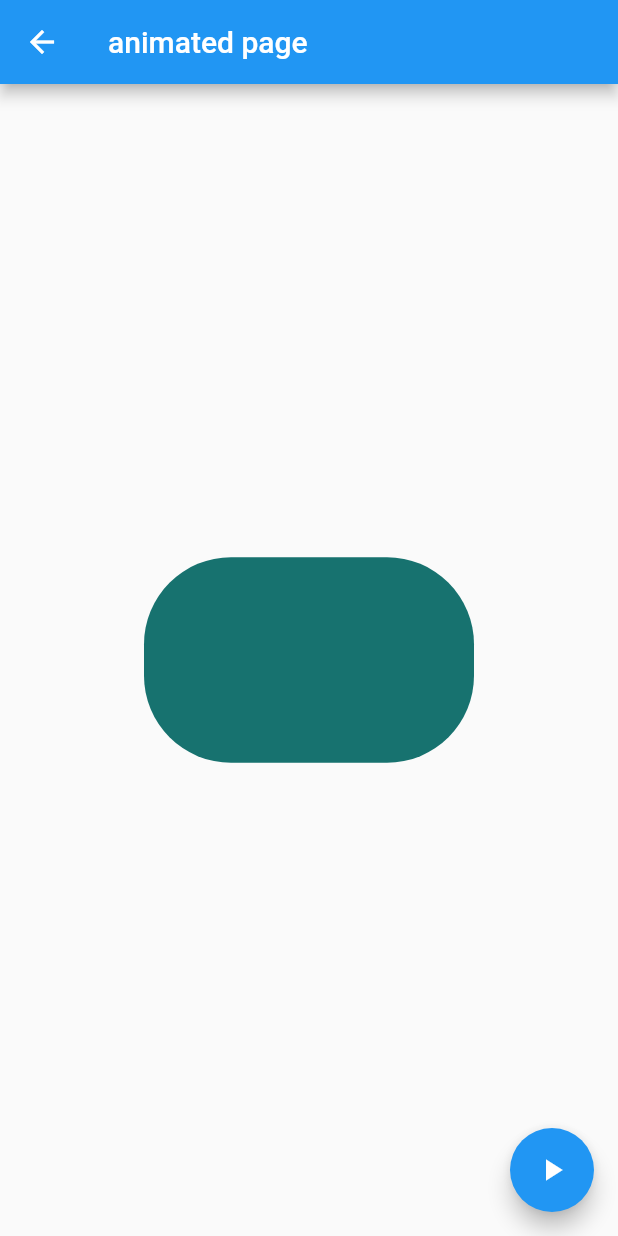
After one commit to miswidgetsFlutter/componentes, a Flutter app: the AnimatedPage screen opened by its route, after a tap on the "play arrow" icon, on a phone screen of 412 x 824 dp. The commit adds this screen. Run offline on Flutter 3.47's test engine with Material 2 defaults, Android fonts, the phone set to English and light mode, and no system bars; missing offline and left inert: dart:ffi.

Commit message:
agrego animated container

```diff
--- a/data/menu_opts.json
+++ b/data/menu_opts.json
@@ -20,6 +20,11 @@
             "ruta" : "grande",
             "icon" : "add",
             "texto": "marquito - bebe"
+        },
+        {
+            "ruta" : "animated",
+            "icon" : "donut_large",
+            "texto": "animated page"
         }
     ]
 }
--- /dev/null
+++ b/lib/src/pages/animated_page.dart
@@ -0,0 +1,62 @@
+import 'package:flutter/material.dart';
+import 'dart:math';
+
+class AnimatedPage extends StatefulWidget {
+  @override
+  _AnimatedPageState createState() => _AnimatedPageState();
+}
+
+class _AnimatedPageState extends State<AnimatedPage> {
+  double _width = 50.0;
+  double _height = 50.0;
+  Color _color = Colors.pink;
+
+  BorderRadiusGeometry _borderradius = BorderRadius.circular(8.0);
+
+  @override
+  Widget build(BuildContext context) {
+    return Scaffold(
+      appBar: AppBar(
+        title: Text("animated page"),
+      ),
+      body: Center(
+        child: AnimatedContainer(
+          duration: Duration(seconds: 1),
+          curve: Curves.fastOutSlowIn,
+          width: _width,
+          height: _height,
+          decoration: BoxDecoration(
+            borderRadius: _borderradius,
+            color: _color,
+          ),
+        ),
+      ),
+      floatingActionButton: FloatingActionButton(
+        child: Icon(Icons.play_arrow),
+        onPressed: _cambiarForma,
+
+      ),
+    );
+  }
+
+  void _cambiarForma(){
+    final random = Random();
+
+
+    setState(() {
+
+    _width = random.nextInt(300).toDouble();
+    _height = random.nextInt(300).toDouble();
+    _color = Color.fromRGBO(
+      random.nextInt(255),
+      random.nextInt(255),
+      random.nextInt(255),
+      1
+    );
+
+    _borderradius = BorderRadius.circular(random.nextInt(100).toDouble());
+
+    });
+  }
+
+}
--- a/lib/src/routes/routes.dart
+++ b/lib/src/routes/routes.dart
@@ -4,6 +4,7 @@ import 'package:componentes/src/pages/alert.dart';
 import 'package:componentes/src/pages/avatar.dart';
 import 'package:componentes/src/pages/home.dart';
 import 'package:componentes/src/pages/card.dart';
+import 'package:componentes/src/pages/animated_page.dart';
 
 Map<String, WidgetBuilder> getAplicationRoutes(){
 
@@ -12,6 +13,8 @@ Map<String, WidgetBuilder> getAplicationRoutes(){
     'alert' : ( BuildContext context ) => AlertP(),//esta como su nombre lo dice
     'avatar' : ( BuildContext context ) => AvatarP(),//esta igual
     'card' : (BuildContext context) => CardPage(),
+    'animated' : (BuildContext context) => AnimatedPage(),
+
   };
 
 }
--- a/lib/src/utils/icono_string.dart
+++ b/lib/src/utils/icono_string.dart
@@ -6,7 +6,9 @@ final _icons = <String, IconData>{
   'add_alert' : Icons.add_alert,
   'accessibility': Icons.accessibility,
   'folder_open': Icons.folder_open,
-  'add': Icons.add
+  'add': Icons.add,
+  'donut_large': Icons.donut_large,
+
 };
 
 
```
